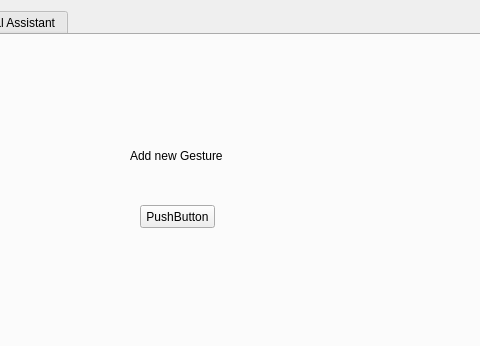
ashwinpilgaonkar/Flick, file UI/MainWindow.ui: the form before one commit; both pictures show x 121 to 601 and y 0 to 346 of the 842 by 603 pixel window.
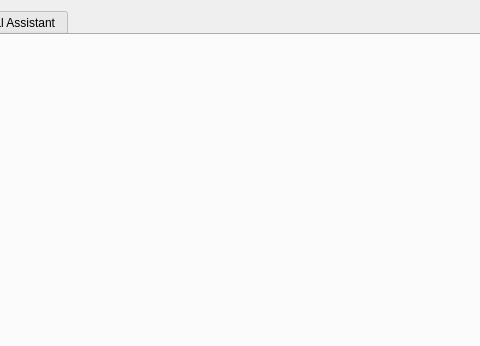
The form after the commit. The open tabs and pages were chosen to show the change.

Patch:
```diff
--- a/UI/MainWindow.ui
+++ b/UI/MainWindow.ui
@@ -33,32 +33,6 @@
        <attribute name="title">
         <string>Controls</string>
        </attribute>
-       <widget class="QLabel" name="label">
-        <property name="geometry">
-         <rect>
-          <x>240</x>
-          <y>110</y>
-          <width>221</width>
-          <height>21</height>
-         </rect>
-        </property>
-        <property name="text">
-         <string>Add new Gesture</string>
-        </property>
-       </widget>
-       <widget class="QPushButton" name="pushButton">
-        <property name="geometry">
-         <rect>
-          <x>250</x>
-          <y>170</y>
-          <width>75</width>
-          <height>23</height>
-         </rect>
-        </property>
-        <property name="text">
-         <string>PushButton</string>
-        </property>
-       </widget>
       </widget>
       <widget class="QWidget" name="TabVA">
        <attribute name="title">
@@ -268,6 +242,19 @@
          </widget>
         </widget>
        </widget>
+       <widget class="QPushButton" name="pushButton">
+        <property name="geometry">
+         <rect>
+          <x>580</x>
+          <y>120</y>
+          <width>113</width>
+          <height>32</height>
+         </rect>
+        </property>
+        <property name="text">
+         <string>PushButton</string>
+        </property>
+       </widget>
       </widget>
      </widget>
     </item>
```
Left out of the diff: 2 changed lines with no effect on the pictures.
